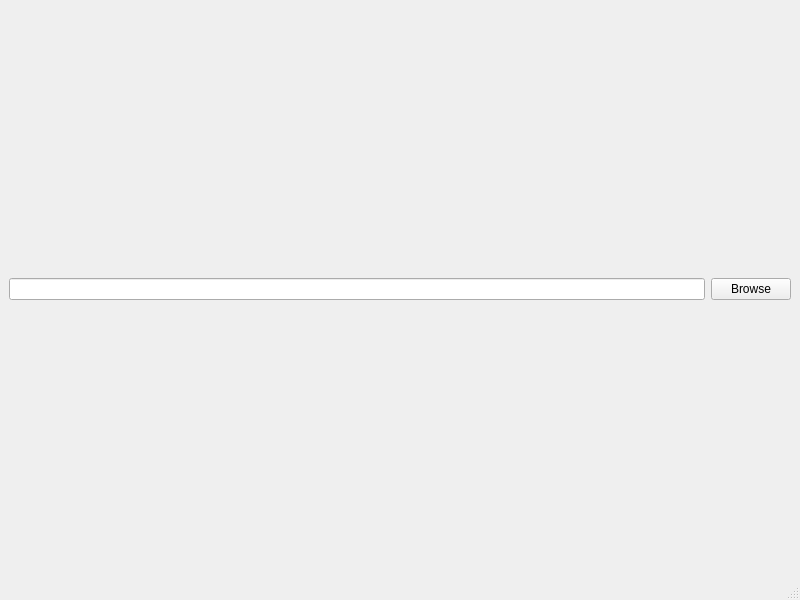
Old version of the form gui/fman.ui in the repository Coptan99/FM-5O-Task-Manager.
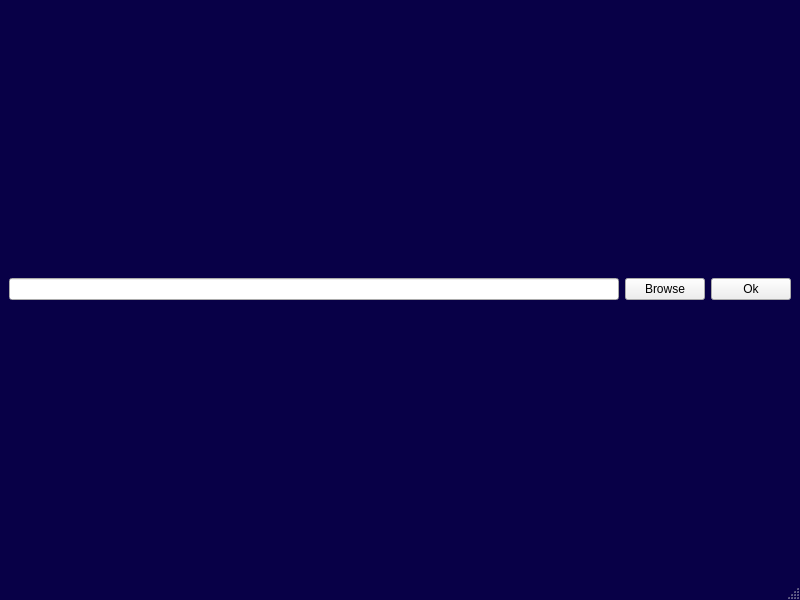
New version of the form.

Commit message: edit the ui using qt designer

The edit to the form file:
```diff
--- a/gui/fman.ui
+++ b/gui/fman.ui
@@ -13,6 +13,12 @@
   <property name="windowTitle">
    <string>MainWindow</string>
   </property>
+  <property name="styleSheet">
+   <string notr="true">QMainWindow {
+	background-color: rgb(8, 0, 71);
+}
+</string>
+  </property>
   <widget class="QWidget" name="centralwidget">
    <layout class="QHBoxLayout" name="horizontalLayout_2">
     <item>
@@ -27,6 +33,13 @@
         </property>
        </widget>
       </item>
+      <item>
+       <widget class="QPushButton" name="ok_btn">
+        <property name="text">
+         <string>Ok</string>
+        </property>
+       </widget>
+      </item>
      </layout>
     </item>
    </layout>
```
Left out of the diff: 2 changed lines with no effect on the pictures. The commit also changes 1 other file.
